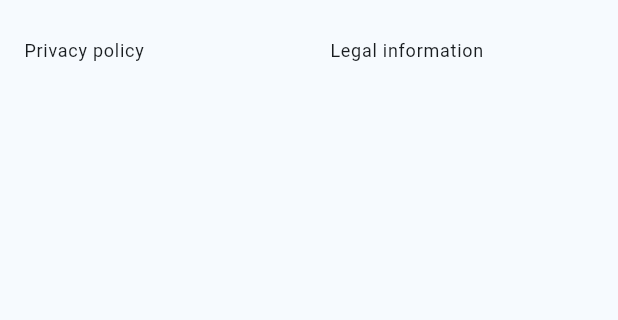
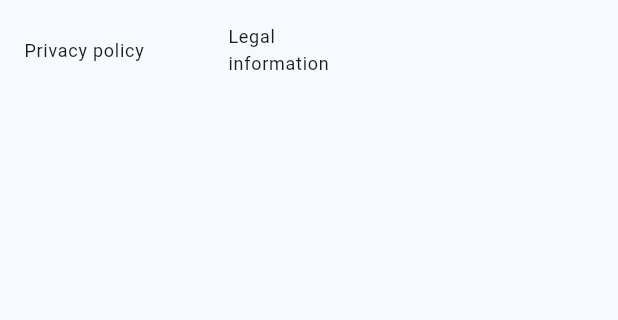
Before and after one commit to Strasbourg-Flutter-Meetup/medical-device-classifier, a Flutter app: the WebFooterContent widget shown alone on an empty page, opened directly, on a phone screen of 412 x 824 dp, the part 113-433 px from its top. Run offline on Flutter 3.47's test engine with Material 2 defaults, Android fonts, the phone set to English and light mode, and no system bars; our stand-ins replace adaptive_theme, equatable, flutter_bloc, get_it, go_router, shared_preferences and 1 more; missing offline and left inert: footer, leoml_parser; accounts and stored records are empty; generated files the repository leaves out were written again.

Commit message:
refactoring: Webfooter
Minimized the webFooterNavigationButtonMaxWidth, removed unnecassary paddings,

```diff
--- a/lib/ui/ui_constants.dart
+++ b/lib/ui/ui_constants.dart
@@ -26,7 +26,7 @@ class UIConstants {
 
   static const double listTileButtonMinHeight = 150.0;
 
-  static const double webFooterNavigationButtonMaxWidth = 192.0;
+  static const double webFooterNavigationButtonMaxWidth = 136.0;
 
   static const double webFooterNavigationButtonMinWidth = 96.0;
 
--- a/lib/ui/widgets/mdc_web_footer/mdc_web_footer_content.dart
+++ b/lib/ui/widgets/mdc_web_footer/mdc_web_footer_content.dart
@@ -25,7 +25,6 @@ class WebFooterContent extends StatelessWidget {
 
   @override
   Widget build(BuildContext context) => Wrap(
-
         alignment: WrapAlignment.start,
         children: [
           const MDCWebFooterHeader(),
@@ -33,15 +32,9 @@ class WebFooterContent extends StatelessWidget {
             buttonText: context.appLocalizations?.drawerAboutUs ?? '',
             onTap: routeToAboutUs,
           ),
-          const SizedBox(
-            width: 12.0,
-          ),
           MDCWebFooterNavigationButton(
             buttonText: context.appLocalizations?.drawerDataProtection ?? '',
             onTap: routeToPrivacyPolicy,
-          ),
-          const SizedBox(
-            width: 12.0,
           ),
           MDCWebFooterNavigationButton(
             buttonText: context.appLocalizations?.drawerLegalInformation ?? '',
```
